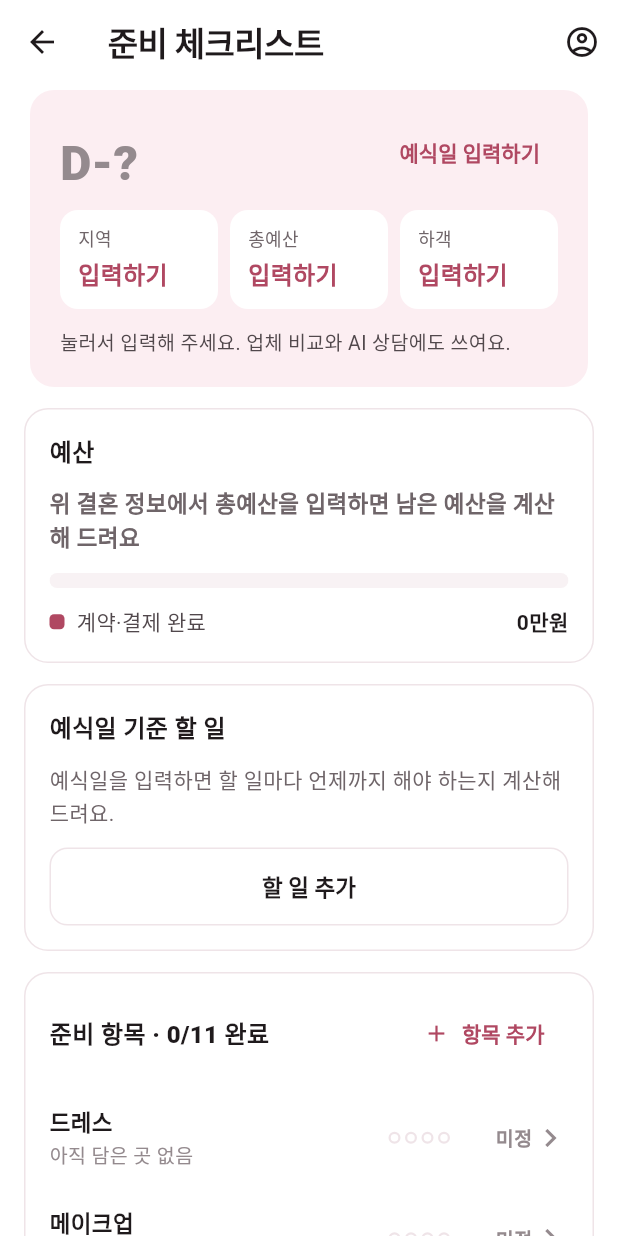
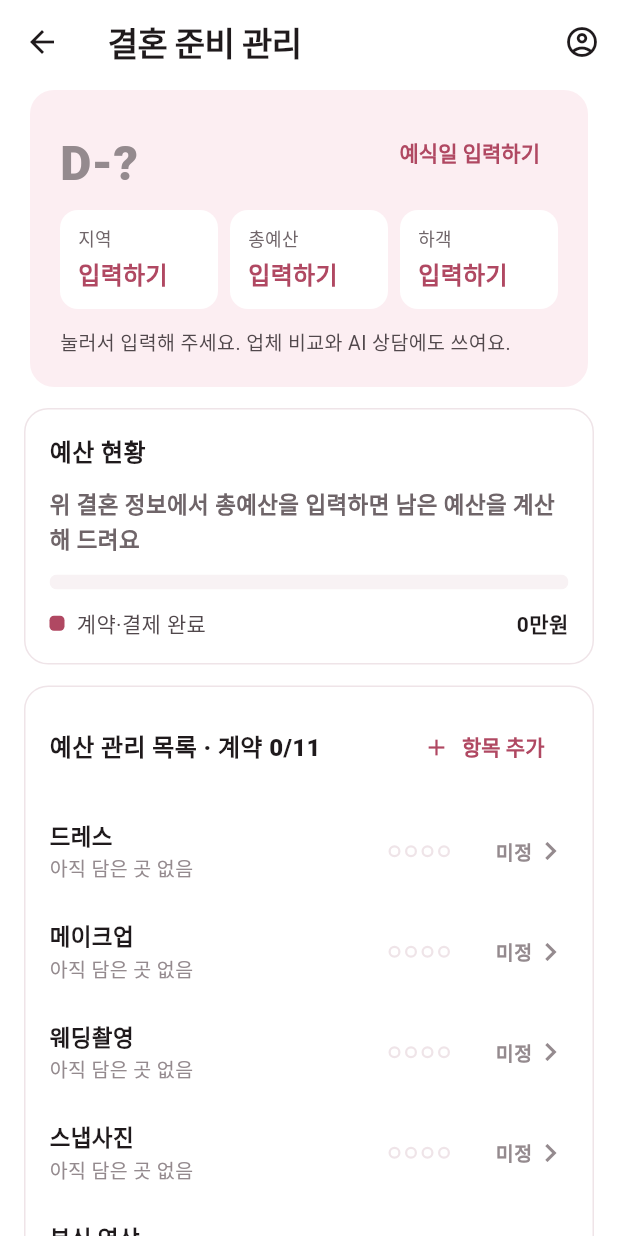
Before and after one commit to yeowon811/wedding-collect, a Flutter app: the ChecklistScreen screen opened directly, on a phone screen of 412 x 824 dp. Run offline on Flutter 3.47's test engine with Material 3 defaults, Android fonts, the phone set to English and light mode, and no system bars; our stand-ins replace cloud_firestore, firebase_ai, firebase_auth, firebase_core, flutter_map, flutter_rating_bar and 2 more; missing offline and left inert: firebase_app_check; accounts and stored records are empty; network calls fail; Roboto replaces fonts that are missing (Pretendard).

Commit message:
체크리스트 이름 정리: 결혼 준비 관리 / 예산 현황 / 예산 관리 목록(계약 n/N), 예산 관리 목록을 예산 현황 아래로, 관련 문구 맞춤
Co-Authored-By: Claude Opus 5.5 <noreply@anthropic.com>

```diff
--- a/lib/features/auth/login_screen.dart
+++ b/lib/features/auth/login_screen.dart
@@ -97,7 +97,7 @@ class _LoginScreenState extends State<LoginScreen> {
                   ),
                   const SizedBox(height: 10),
                   Text(
-                    '공공예식장·지원 정책·업체를 찾고, 준비 항목과 예산을 기록해요.',
+                    '공공예식장·지원 정책·업체를 찾고, 예산과 준비 일정을 기록해요.',
                     style: TextStyle(
                       fontSize: 15,
                       height: 1.5,
--- a/lib/features/chat/agent/consult_agent.dart
+++ b/lib/features/chat/agent/consult_agent.dart
@@ -766,7 +766,7 @@ class ConsultAgent implements ChatAgent {
     switch (r.action) {
       case 'open_checklist':
         MainShell.goTo(3);
-        return ChatMessage(fromUser: false, text: '체크리스트 탭을 열었어요. 준비 항목을 눌러 금액을 적어 주세요.');
+        return ChatMessage(fromUser: false, text: '체크리스트 탭을 열었어요. 예산 관리 목록의 항목을 눌러 금액을 적어 주세요.');
       case 'skip_ask':
         return _skipCurrent();
       case 'form':
@@ -2783,8 +2783,8 @@ class ConsultAgent implements ChatAgent {
         item: item, sido: sido, budget: budget, guests: guests, cheapest: cheapest);
     final order = cheapest ? '가격이 낮은 순' : '평점순';
     _lookupNote = budget == null
-        ? '$sido ${item.label} 시연용 업체 $count곳 → 준비 항목 금액이 없어 $order'
-        : '$sido ${item.label} 시연용 업체 $count곳 → 준비 항목 예산 $budget만원 안 $inBudget곳 먼저, $order';
+        ? '$sido ${item.label} 시연용 업체 $count곳 → 예산 관리 목록 금액이 없어 $order'
+        : '$sido ${item.label} 시연용 업체 $count곳 → 예산 관리 목록 금액 $budget만원 안 $inBudget곳 먼저, $order';
     if (cheapest) _flowNote = '이전 질문을 이어서 더 싼 곳부터 다시 고름';
     _hintBudget = budget;
     _hint = AnswerHint(
@@ -2836,7 +2836,7 @@ class ConsultAgent implements ChatAgent {
       basis: '$sido · ${budget == null ? '${item.label} 예산 미정' : '${item.label} 예산 $budget만원'} · 하객 $guests명',
       text: '$head\n\n'
           '${picks.map((v) => '• ${v.name.replaceFirst('[시연] ', '')} — ${line(v)}').join('\n')}\n\n'
-          '${budget == null ? '체크리스트 준비 항목에서 ${item.label} 금액을 정하면 그 예산 안의 업체를 먼저 골라 드려요.\n' : ''}'
+          '${budget == null ? '체크리스트 예산 관리 목록에서 ${item.label} 금액을 정하면 그 예산 안의 업체를 먼저 골라 드려요.\n' : ''}'
           '(가격·평점은 시연용 가상 데이터예요)',
       cards: [for (final v in picks) demoCard(v)],
       sources: const ['시연용 가상 업체 데이터'],
@@ -2941,7 +2941,7 @@ class ConsultAgent implements ChatAgent {
     final confirmed = _app.confirmedTotal;
     final planned = _app.plannedTotal;
     final left = total - confirmed - planned;
-    _lookupNote = '체크리스트 준비 항목 ${_app.items.length}개 중 금액을 정한 ${withAmount.length}개 합산';
+    _lookupNote = '체크리스트 예산 관리 목록 ${_app.items.length}개 중 금액을 정한 ${withAmount.length}개 합산';
     const actions = [
       QuickReply('체크리스트에서 금액 정하기', action: 'open_checklist'),
       QuickReply('무료 공공예식장', text: '공공예식장 추천해줘'),
@@ -2950,8 +2950,8 @@ class ConsultAgent implements ChatAgent {
       return ChatMessage(
         fromUser: false,
         basis: '총예산 ${formatManwon(total)}',
-        text: '아직 준비 항목에 금액을 정하지 않았어요.\n'
-            '체크리스트의 준비 항목마다 금액을 적어 두면, 여기서 항목별 금액·합계·남은 예산을 정리해 드리고 '
+        text: '아직 예산 관리 목록에 금액을 정하지 않았어요.\n'
+            '체크리스트의 예산 관리 목록에 항목마다 금액을 적어 두면, 여기서 항목별 금액·합계·남은 예산을 정리해 드리고 '
             '업체를 추천할 때도 그 금액 안의 업체를 먼저 골라 드려요.',
         sources: const ['내 체크리스트'],
         quickReplies: actions,
@@ -2971,8 +2971,8 @@ class ConsultAgent implements ChatAgent {
     );
     return ChatMessage(
       fromUser: false,
-      basis: '총예산 ${formatManwon(total)} · 준비 항목에 정한 금액',
-      text: '준비 항목에 정해 둔 금액이에요.\n'
+      basis: '총예산 ${formatManwon(total)} · 예산 관리 목록에 정한 금액',
+      text: '예산 관리 목록에 정해 둔 금액이에요.\n'
           '${withAmount.map(line).join('\n')}\n\n'
           '• 계약·결제 완료 ${formatManwon(confirmed)} · 계약 전 ${formatManwon(planned)}\n'
           '• 총예산 ${formatManwon(total)}에서 ${left >= 0 ? '남은 예산 ${formatManwon(left)}' : '${formatManwon(-left)} 초과'}'
@@ -3033,7 +3033,7 @@ class ConsultAgent implements ChatAgent {
     final used = _app.confirmedTotal + _app.plannedTotal;
     final budgetLine = budget == null || used == 0
         ? null
-        : '💰 예산: 준비 항목에 정한 금액 ${formatManwon(used)} · '
+        : '예산: 예산 관리 목록에 정한 금액 ${formatManwon(used)} · '
             '${budget - used >= 0 ? '남은 예산 ${formatManwon(budget - used)}' : '${formatManwon(used - budget)} 초과'}';
     final tasks = ConsultTools.nextTasks(count: 2);
     _lookupNote = '예식장 검색 · 정책 판정 · 내 예산 현황 · 할 일 도구의 결과를 모아 정리';
--- a/lib/features/chat/answer/venue_cost.dart
+++ b/lib/features/chat/answer/venue_cost.dart
@@ -105,7 +105,7 @@ class VenueCostEstimate {
       if (!guestsGiven) '하객 수를 입력하지 않아 $defaultGuests명으로 계산했어요',
       if (budget != null && budget! > 0)
         '내 총예산 ${fmt(budget!)}만원의 약 ${(low * 100 / budget!).round()}~${(high * 100 / budget!).round()}% '
-            '(드레스·촬영 등 다른 준비 항목은 빠진 값)',
+            '(드레스·촬영 등 다른 항목은 빠진 값)',
     ];
   }
 }
--- a/lib/features/checklist/checklist_screen.dart
+++ b/lib/features/checklist/checklist_screen.dart
@@ -15,7 +15,7 @@ import '../../core/utils/region.dart';
 import '../../data/app_state.dart';
 import '../../data/models/wedding_plan.dart';
 
-/// 준비 체크리스트: 결혼 정보 → 예산 → 항목별 진행 → 상담 일정 → 예식일 기준 할 일
+/// 결혼 준비 관리 (11-21 이름 정리, 사용자 요청): 결혼 정보 → 예산 현황 → 예산 관리 목록(항목별 담은 곳·계약·금액) → 상담 일정 → 예식일 기준 할 일
 class ChecklistScreen extends StatelessWidget {
   const ChecklistScreen({super.key});
 
@@ -27,7 +27,7 @@ class ChecklistScreen extends StatelessWidget {
   Widget build(BuildContext context) {
     final state = AppState.instance;
     return Scaffold(
-      appBar: AppBar(title: const Text('준비 체크리스트'), actions: const [AccountButton()]),
+      appBar: AppBar(title: const Text('결혼 준비 관리'), actions: const [AccountButton()]),
       body: FutureBuilder(
         future: _preload,
         builder: (context, _) => ListenableBuilder(
@@ -37,9 +37,10 @@ class ChecklistScreen extends StatelessWidget {
           children: [
             _PlanCard(state: state),
             _BudgetCard(state: state),
-            _TimelineCard(state: state),
+            // 예산 관리 목록은 예산 현황 바로 아래 (홈 '예산 관리'로 들어왔을 때 바로 보이게)
             _ItemStatusCard(state: state),
             if (state.consultations.isNotEmpty) _ConsultationCard(state: state),
+            _TimelineCard(state: state),
           ],
         ),
       ),
@@ -321,7 +322,7 @@ class _BudgetCard extends StatelessWidget {
     double part(int v) => !p.hasBudget || p.budget <= 0 ? 0 : (v / p.budget).clamp(0.0, 1.0);
 
     return _Section(
-      title: '예산',
+      title: '예산 현황',
       child: Column(
         crossAxisAlignment: CrossAxisAlignment.start,
         children: [
@@ -384,7 +385,7 @@ class _ItemStatusCard extends StatelessWidget {
     final items = state.items;
     final done = items.where((i) => i.status.isDone).length;
     return _Section(
-      title: '준비 항목 · $done/${items.length} 완료',
+      title: '예산 관리 목록 · 계약 $done/${items.length}',
       trailing: TextButton.icon(
         onPressed: () => showItemEditor(context, state),
         icon: const Icon(Icons.add, size: 18),
--- a/lib/features/vendor/compare_screen.dart
+++ b/lib/features/vendor/compare_screen.dart
@@ -69,7 +69,7 @@ class CompareScreen extends StatelessWidget {
         padding: const EdgeInsets.all(16),
         children: [
           Text(
-            '하객 $guests명 · ${budget == null ? '예산 미정 (체크리스트 준비 항목에 금액을 정하면 예산 안인지 비교해요)' : '내 예산 $budget만원 기준'} · 시연용 데이터',
+            '하객 $guests명 · ${budget == null ? '예산 미정 (체크리스트 예산 관리 목록에 금액을 정하면 예산 안인지 비교해요)' : '내 예산 $budget만원 기준'} · 시연용 데이터',
             style: TextStyle(color: AppColors.textSecondary, fontSize: 13),
           ),
           const SizedBox(height: 12),
--- a/lib/features/vendor/demo_vendor_detail_screen.dart
+++ b/lib/features/vendor/demo_vendor_detail_screen.dart
@@ -49,7 +49,7 @@ class DemoVendorDetailScreen extends StatelessWidget {
                       app.toggleChecklist(ref);
                       if (!on) {
                         ScaffoldMessenger.of(context).showSnackBar(const SnackBar(
-                          content: Text('체크리스트 준비 항목에 담았어요'),
+                          content: Text('체크리스트 예산 관리 목록에 담았어요'),
                           duration: Duration(seconds: 2),
                         ));
                       }
@@ -138,7 +138,7 @@ class DemoVendorDetailScreen extends StatelessWidget {
                     const SizedBox(height: 6),
                     Text(
                       budget == null
-                          ? '체크리스트 준비 항목에 ${v.category.label} 금액을 정하면 예산 안인지 알려드려요'
+                          ? '체크리스트 예산 관리 목록에 ${v.category.label} 금액을 정하면 예산 안인지 알려드려요'
                           : estimate <= budget
                               ? '내 ${v.category.label} 예산 $budget만원 안이에요'
                               : '내 ${v.category.label} 예산 $budget만원보다 ${estimate - budget}만원 많아요',
--- a/lib/features/vendor/real_vendor_detail_screen.dart
+++ b/lib/features/vendor/real_vendor_detail_screen.dart
@@ -38,7 +38,7 @@ class RealVendorDetailScreen extends StatelessWidget {
                       app.toggleChecklist(ref);
                       if (!on) {
                         ScaffoldMessenger.of(context).showSnackBar(const SnackBar(
-                          content: Text('체크리스트 준비 항목에 담았어요'),
+                          content: Text('체크리스트 예산 관리 목록에 담았어요'),
                           duration: Duration(seconds: 2),
                         ));
                       }
```
Also changed, not shown: 2 other files.
